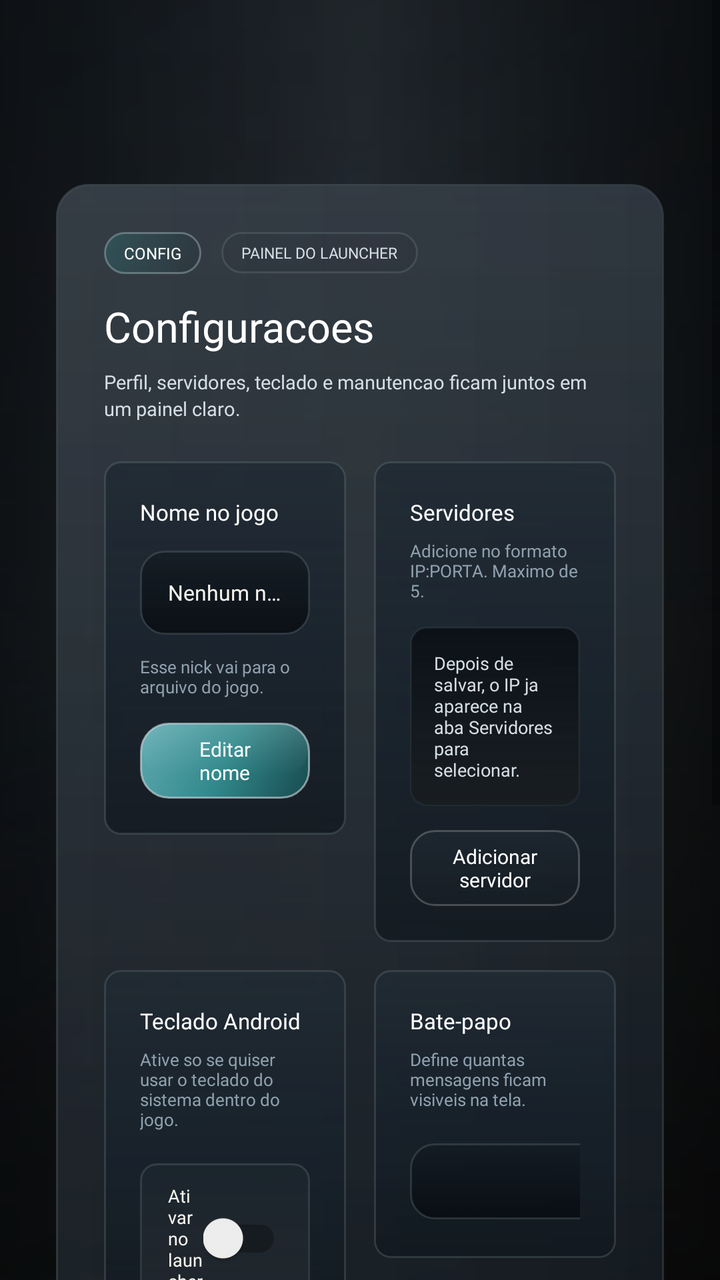
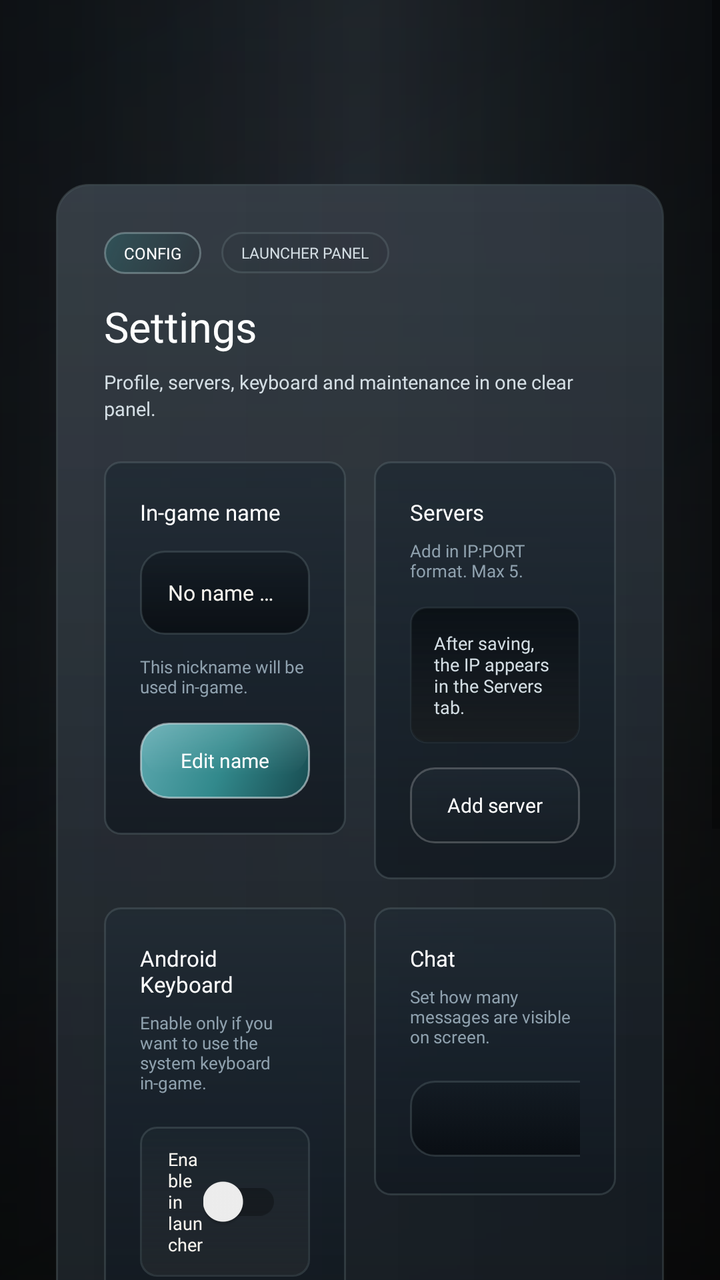

Screens rendered from an Android XML layout before and after an edit, with the pre-edit source and the edit as a unified diff.
<!-- AndroidManifest.xml: application theme Theme.AppCompat.Light.NoActionBar.FullScreen -->
<!-- res/layout/fragment_settings.xml -->
<?xml version="1.0" encoding="utf-8"?>
<FrameLayout xmlns:android="http://schemas.android.com/apk/res/android"
    android:layout_width="match_parent"
    android:layout_height="match_parent">

    <View
        android:layout_width="match_parent"
        android:layout_height="match_parent"
        android:background="@drawable/home_overlay" />

    <ScrollView
        android:layout_width="match_parent"
        android:layout_height="match_parent"
        android:fillViewport="true">

        <LinearLayout
            android:layout_width="match_parent"
            android:layout_height="wrap_content"
            android:gravity="center_horizontal"
            android:orientation="vertical"
            android:paddingStart="28dp"
            android:paddingTop="92dp"
            android:paddingEnd="28dp"
            android:paddingBottom="20dp">

            <LinearLayout
                android:layout_width="match_parent"
                android:layout_height="wrap_content"
                android:background="@drawable/home_panel_surface"
                android:orientation="vertical"
                android:padding="24dp">

                <LinearLayout
                    android:layout_width="match_parent"
                    android:layout_height="wrap_content"
                    android:gravity="center_vertical"
                    android:orientation="horizontal">

                    <TextView
                        android:layout_width="wrap_content"
                        android:layout_height="wrap_content"
                        android:background="@drawable/home_news_badge"
                        android:fontFamily="@font/montserrat_bold"
                        android:paddingStart="10dp"
                        android:paddingTop="5dp"
                        android:paddingEnd="10dp"
                        android:paddingBottom="5dp"
                        android:text="Config"
                        android:textAllCaps="true"
                        android:textColor="@android:color/white"
                        android:textSize="8sp" />

                    <TextView
                        android:layout_width="wrap_content"
                        android:layout_height="wrap_content"
                        android:layout_marginStart="10dp"
                        android:background="@drawable/launcher_badge_outline"
                        android:fontFamily="@font/montserrat_bold"
                        android:paddingStart="10dp"
                        android:paddingTop="5dp"
                        android:paddingEnd="10dp"
                        android:paddingBottom="5dp"
                        android:text="PAINEL DO LAUNCHER"
                        android:textAllCaps="true"
                        android:textColor="@color/launcher_text_secondary"
                        android:textSize="7.5sp" />
                </LinearLayout>

                <TextView
                    android:layout_width="wrap_content"
                    android:layout_height="wrap_content"
                    android:layout_marginTop="12dp"
                    android:fontFamily="@font/montserrat_black"
                    android:text="Configuracoes"
                    android:textColor="@android:color/white"
                    android:textSize="21sp" />

                <TextView
                    android:layout_width="wrap_content"
                    android:layout_height="wrap_content"
                    android:layout_marginTop="7dp"
                    android:maxWidth="720dp"
                    android:fontFamily="@font/montserrat_medium"
                    android:lineSpacingExtra="2dp"
                    android:text="Perfil, servidores, teclado e manutencao ficam juntos em um painel claro."
                    android:textColor="@color/launcher_text_secondary"
                    android:textSize="9.5sp" />

                <LinearLayout
                    android:layout_width="match_parent"
                    android:layout_height="wrap_content"
                    android:layout_marginTop="20dp"
                    android:orientation="horizontal">

                    <LinearLayout
                        android:layout_width="0dp"
                        android:layout_height="wrap_content"
                        android:layout_weight="1"
                        android:background="@drawable/home_server_card_surface"
                        android:gravity="top"
                        android:minHeight="156dp"
                        android:orientation="vertical"
                        android:padding="18dp">

                        <TextView
                            android:layout_width="wrap_content"
                            android:layout_height="wrap_content"
                            android:fontFamily="@font/montserrat_bold"
                            android:text="Nome no jogo"
                            android:textColor="@android:color/white"
                            android:textSize="11sp" />

                        <TextView
                            android:id="@+id/player_name_value"
                            android:layout_width="match_parent"
                            android:layout_height="42dp"
                            android:layout_marginTop="12dp"
                            android:background="@drawable/launcher_field_surface_dark"
                            android:ellipsize="end"
                            android:fontFamily="@font/montserrat_bold"
                            android:gravity="center_vertical"
                            android:maxLines="1"
                            android:paddingStart="14dp"
                            android:paddingEnd="14dp"
                            android:text="Nenhum nome definido"
                            android:textColor="@color/launcher_text_primary"
                            android:textSize="10.5sp" />

                        <TextView
                            android:layout_width="wrap_content"
                            android:layout_height="wrap_content"
                            android:layout_marginTop="10dp"
                            android:fontFamily="@font/montserrat_medium"
                            android:text="Esse nick vai para o arquivo do jogo."
                            android:textColor="@color/launcher_text_muted"
                            android:textSize="8.5sp" />

                        <TextView
                            android:id="@+id/button_edit_profile"
                            android:layout_width="wrap_content"
                            android:layout_height="38dp"
                            android:layout_marginTop="12dp"
                            android:background="@drawable/home_server_select_button"
                            android:fontFamily="@font/montserrat_bold"
                            android:gravity="center"
                            android:minWidth="126dp"
                            android:paddingStart="18dp"
                            android:paddingEnd="18dp"
                            android:text="Editar nome"
                            android:textColor="@android:color/white"
                            android:textSize="10sp" />
                    </LinearLayout>

                    <LinearLayout
                        android:layout_width="0dp"
                        android:layout_height="wrap_content"
                        android:layout_marginStart="14dp"
                        android:layout_weight="1"
                        android:background="@drawable/home_server_card_surface"
                        android:gravity="top"
                        android:minHeight="156dp"
                        android:orientation="vertical"
                        android:padding="18dp">

                        <TextView
                            android:layout_width="wrap_content"
                            android:layout_height="wrap_content"
                            android:fontFamily="@font/montserrat_bold"
                            android:text="Servidores"
                            android:textColor="@android:color/white"
                            android:textSize="11sp" />

                        <TextView
                            android:layout_width="wrap_content"
                            android:layout_height="wrap_content"
                            android:layout_marginTop="6dp"
                            android:fontFamily="@font/montserrat_medium"
                            android:text="Adicione no formato IP:PORTA. Maximo de 5."
                            android:textColor="@color/launcher_text_muted"
                            android:textSize="8.5sp" />

                        <TextView
                            android:layout_width="match_parent"
                            android:layout_height="wrap_content"
                            android:layout_marginTop="12dp"
                            android:background="@drawable/launcher_console_surface"
                            android:fontFamily="@font/montserrat_medium"
                            android:padding="12dp"
                            android:text="Depois de salvar, o IP ja aparece na aba Servidores para selecionar."
                            android:textColor="@color/launcher_text_secondary"
                            android:textSize="9sp" />

                        <TextView
                            android:id="@+id/button_add_server_shortcut"
                            android:layout_width="wrap_content"
                            android:layout_height="38dp"
                            android:layout_marginTop="12dp"
                            android:background="@drawable/home_action_secondary"
                            android:fontFamily="@font/montserrat_bold"
                            android:gravity="center"
                            android:minWidth="146dp"
                            android:paddingStart="18dp"
                            android:paddingEnd="18dp"
                            android:text="Adicionar servidor"
                            android:textColor="@android:color/white"
                            android:textSize="10sp" />
                    </LinearLayout>
                </LinearLayout>

                <LinearLayout
                    android:layout_width="match_parent"
                    android:layout_height="wrap_content"
                    android:layout_marginTop="14dp"
                    android:orientation="horizontal">

                    <LinearLayout
                        android:layout_width="0dp"
                        android:layout_height="wrap_content"
                        android:layout_weight="1"
                        android:background="@drawable/home_server_card_surface"
                        android:minHeight="144dp"
                        android:orientation="vertical"
                        android:padding="18dp">

                        <TextView
                            android:layout_width="wrap_content"
                            android:layout_height="wrap_content"
                            android:fontFamily="@font/montserrat_bold"
                            android:text="Teclado Android"
                            android:textColor="@android:color/white"
                            android:textSize="11sp" />

                        <TextView
                            android:layout_width="wrap_content"
                            android:layout_height="wrap_content"
                            android:layout_marginTop="6dp"
                            android:fontFamily="@font/montserrat_medium"
                            android:text="Ative so se quiser usar o teclado do sistema dentro do jogo."
                            android:textColor="@color/launcher_text_muted"
                            android:textSize="8.5sp" />

                        <LinearLayout
                            android:layout_width="match_parent"
                            android:layout_height="wrap_content"
                            android:layout_marginTop="16dp"
                            android:background="@drawable/launcher_stat_tile"
                            android:gravity="center_vertical"
                            android:orientation="horizontal"
                            android:paddingStart="14dp"
                            android:paddingTop="10dp"
                            android:paddingEnd="14dp"
                            android:paddingBottom="10dp">

                            <TextView
                                android:layout_width="0dp"
                                android:layout_height="wrap_content"
                                android:layout_weight="1"
                                android:fontFamily="@font/montserrat_bold"
                                android:text="Ativar no launcher"
                                android:textColor="@color/launcher_text_primary"
                                android:textSize="9sp" />

                            <androidx.appcompat.widget.SwitchCompat
                                android:id="@+id/keyboard_switch"
                                android:layout_width="wrap_content"
                                android:layout_height="wrap_content"
                                android:textOff=""
                                android:textOn="" />
                        </LinearLayout>
                    </LinearLayout>

                    <LinearLayout
                        android:layout_width="0dp"
                        android:layout_height="wrap_content"
                        android:layout_marginStart="14dp"
                        android:layout_weight="1"
                        android:background="@drawable/home_server_card_surface"
                        android:minHeight="144dp"
                        android:orientation="vertical"
                        android:padding="18dp">

                        <TextView
                            android:layout_width="wrap_content"
                            android:layout_height="wrap_content"
                            android:fontFamily="@font/montserrat_bold"
                            android:text="Bate-papo"
                            android:textColor="@android:color/white"
                            android:textSize="11sp" />

                        <TextView
                            android:layout_width="wrap_content"
                            android:layout_height="wrap_content"
                            android:layout_marginTop="6dp"
                            android:fontFamily="@font/montserrat_medium"
                            android:text="Define quantas mensagens ficam visiveis na tela."
                            android:textColor="@color/launcher_text_muted"
                            android:textSize="8.5sp" />

                        <Spinner
                            android:id="@+id/chat_count_select"
                            android:layout_width="136dp"
                            android:layout_height="38dp"
                            android:layout_marginTop="16dp"
                            android:background="@drawable/style_spinner" />
                    </LinearLayout>
                </LinearLayout>

                <LinearLayout
                    android:layout_width="match_parent"
                    android:layout_height="wrap_content"
                    android:layout_marginTop="14dp"
                    android:background="@drawable/home_server_card_surface"
                    android:minHeight="112dp"
                    android:orientation="vertical"
                    android:padding="18dp">

                    <TextView
                        android:layout_width="wrap_content"
                        android:layout_height="wrap_content"
                        android:fontFamily="@font/montserrat_bold"
                        android:text="VoIP"
                        android:textColor="@android:color/white"
                        android:textSize="11sp" />

                    <TextView
                        android:layout_width="wrap_content"
                        android:layout_height="wrap_content"
                        android:layout_marginTop="6dp"
                        android:fontFamily="@font/montserrat_medium"
                        android:text="Liga ou desliga o microfone/voice chat salvo no settings.ini."
                        android:textColor="@color/launcher_text_muted"
                        android:textSize="8.5sp" />

                    <LinearLayout
                        android:layout_width="match_parent"
                        android:layout_height="wrap_content"
                        android:layout_marginTop="14dp"
                        android:background="@drawable/launcher_stat_tile"
                        android:gravity="center_vertical"
                        android:orientation="horizontal"
                        android:paddingStart="14dp"
                        android:paddingTop="10dp"
                        android:paddingEnd="14dp"
                        android:paddingBottom="10dp">

                        <TextView
                            android:layout_width="0dp"
                            android:layout_height="wrap_content"
                            android:layout_weight="1"
                            android:fontFamily="@font/montserrat_bold"
                            android:text="Voice chat ativo"
                            android:textColor="@color/launcher_text_primary"
                            android:textSize="9sp" />

                        <androidx.appcompat.widget.SwitchCompat
                            android:id="@+id/voip_switch"
                            android:layout_width="wrap_content"
                            android:layout_height="wrap_content"
                            android:textOff=""
                            android:textOn="" />
                    </LinearLayout>
                </LinearLayout>

                <LinearLayout
                    android:layout_width="match_parent"
                    android:layout_height="wrap_content"
                    android:layout_marginTop="14dp"
                    android:background="@drawable/home_server_card_surface"
                    android:orientation="vertical"
                    android:padding="18dp">

                    <TextView
                        android:layout_width="wrap_content"
                        android:layout_height="wrap_content"
                        android:fontFamily="@font/montserrat_bold"
                        android:text="Manutencao"
                        android:textColor="@android:color/white"
                        android:textSize="11sp" />

                    <TextView
                        android:layout_width="wrap_content"
                        android:layout_height="wrap_content"
                        android:layout_marginTop="6dp"
                        android:maxWidth="620dp"
                        android:fontFamily="@font/montserrat_medium"
                        android:text="Reinicia o fluxo do launcher e baixa tudo de novo se precisar reabrir a base limpa."
                        android:textColor="@color/launcher_text_muted"
                        android:textSize="8.5sp" />

                    <TextView
                        android:id="@+id/button_reinstall"
                        android:layout_width="wrap_content"
                        android:layout_height="38dp"
                        android:layout_marginTop="14dp"
                        android:background="@drawable/home_action_secondary"
                        android:fontFamily="@font/montserrat_bold"
                        android:gravity="center"
                        android:minWidth="148dp"
                        android:paddingStart="18dp"
                        android:paddingEnd="18dp"
                        android:text="Reinstalar o jogo"
                        android:textColor="@android:color/white"
                        android:textSize="10sp" />
                </LinearLayout>
            </LinearLayout>
        </LinearLayout>
    </ScrollView>

</FrameLayout>
<!-- resources referenced by this layout -->
<resources>
  <color name="launcher_text_muted">#8FA1AE</color>
  <color name="launcher_text_primary">#F7F4EE</color>
  <color name="launcher_text_secondary">#D4DEE4</color>
  <!-- drawable home_action_secondary (drawable) -->
  <?xml version="1.0" encoding="utf-8"?>
  <shape xmlns:android="http://schemas.android.com/apk/res/android"
      android:shape="rectangle">
      <gradient
          android:angle="270"
          android:startColor="#2E344450"
          android:endColor="#151A222A" />
      <corners android:radius="12dp" />
      <stroke
          android:width="1dp"
          android:color="#36FFFFFF" />
  </shape>
  <!-- drawable home_news_badge (drawable) -->
  <?xml version="1.0" encoding="utf-8"?>
  <shape xmlns:android="http://schemas.android.com/apk/res/android"
      android:shape="rectangle">
      <gradient
          android:angle="315"
          android:startColor="#6C2D6F73"
          android:endColor="#33192325" />
      <corners android:radius="10dp" />
      <stroke
          android:width="1dp"
          android:color="#5DBBD4D5" />
  </shape>
  <!-- drawable home_server_card_surface (drawable) -->
  <?xml version="1.0" encoding="utf-8"?>
  <shape xmlns:android="http://schemas.android.com/apk/res/android"
      android:shape="rectangle">
      <gradient
          android:angle="270"
          android:startColor="@color/launcher_card_top"
          android:centerColor="#C816202A"
          android:endColor="@color/launcher_card_bottom" />
      <corners android:radius="8dp" />
      <stroke
          android:width="1dp"
          android:color="@color/launcher_border_soft" />
  </shape>
  <!-- drawable launcher_badge_outline (drawable) -->
  <?xml version="1.0" encoding="utf-8"?>
  <shape xmlns:android="http://schemas.android.com/apk/res/android"
      android:shape="rectangle">
      <gradient
          android:angle="0"
          android:startColor="#221D2931"
          android:endColor="#120D1218" />
      <corners android:radius="10dp" />
      <stroke
          android:width="1dp"
          android:color="@color/launcher_border_soft" />
  </shape>
  <!-- drawable launcher_field_surface_dark (drawable) -->
  <?xml version="1.0" encoding="utf-8"?>
  <shape xmlns:android="http://schemas.android.com/apk/res/android"
      android:shape="rectangle">
      <gradient
          android:angle="270"
          android:startColor="#C9121A22"
          android:endColor="#D2070B0F" />
      <corners android:radius="12dp" />
      <stroke
          android:width="1dp"
          android:color="@color/launcher_border_soft" />
  </shape>
  <style name="Theme.AppCompat.Light.NoActionBar.FullScreen" parent="@style/Theme.AppCompat.Light.NoActionBar">
          <item name="android:windowNoTitle">true</item>
          <item name="android:windowActionBar">false</item>
          <item name="android:windowFullscreen">true</item>
          <item name="android:windowContentOverlay">@null</item>
          <item name="android:windowLayoutInDisplayCutoutMode">shortEdges</item>
      </style>
  <color name="launcher_panel_top">#E71B242D</color>
  <color name="launcher_panel_bottom">#D00A0F14</color>
  <color name="launcher_border_soft">#42798A91</color>
  <color name="launcher_card_top">#DA202A33</color>
  <color name="launcher_card_bottom">#C010171E</color>
  <color name="launcher_accent_teal">#32898C</color>
  <color name="launcher_accent_teal_dark">#174A4F</color>
  <!-- unchanged entries left out for length: 7 -->
</resources>

<!-- the commit's change to res/layout/fragment_settings.xml (unified diff, before → after) -->
@@ -60,7 +60,7 @@
                         android:paddingTop="5dp"
                         android:paddingEnd="10dp"
                         android:paddingBottom="5dp"
-                        android:text="PAINEL DO LAUNCHER"
+                        android:text="LAUNCHER PANEL"
                         android:textAllCaps="true"
                         android:textColor="@color/launcher_text_secondary"
                         android:textSize="7.5sp" />
@@ -71,7 +71,7 @@
                     android:layout_height="wrap_content"
                     android:layout_marginTop="12dp"
                     android:fontFamily="@font/montserrat_black"
-                    android:text="Configuracoes"
+                    android:text="Settings"
                     android:textColor="@android:color/white"
                     android:textSize="21sp" />
 
@@ -82,7 +82,7 @@
                     android:maxWidth="720dp"
                     android:fontFamily="@font/montserrat_medium"
                     android:lineSpacingExtra="2dp"
-                    android:text="Perfil, servidores, teclado e manutencao ficam juntos em um painel claro."
+                    android:text="Profile, servers, keyboard and maintenance in one clear panel."
                     android:textColor="@color/launcher_text_secondary"
                     android:textSize="9.5sp" />
 
@@ -106,7 +106,7 @@
                             android:layout_width="wrap_content"
                             android:layout_height="wrap_content"
                             android:fontFamily="@font/montserrat_bold"
-                            android:text="Nome no jogo"
+                            android:text="In-game name"
                             android:textColor="@android:color/white"
                             android:textSize="11sp" />
 
@@ -122,7 +122,7 @@
                             android:maxLines="1"
                             android:paddingStart="14dp"
                             android:paddingEnd="14dp"
-                            android:text="Nenhum nome definido"
+                            android:text="No name defined"
                             android:textColor="@color/launcher_text_primary"
                             android:textSize="10.5sp" />
 
@@ -131,7 +131,7 @@
                             android:layout_height="wrap_content"
                             android:layout_marginTop="10dp"
                             android:fontFamily="@font/montserrat_medium"
-                            android:text="Esse nick vai para o arquivo do jogo."
+                            android:text="This nickname will be used in-game."
                             android:textColor="@color/launcher_text_muted"
                             android:textSize="8.5sp" />
 
@@ -146,7 +146,7 @@
                             android:minWidth="126dp"
                             android:paddingStart="18dp"
                             android:paddingEnd="18dp"
-                            android:text="Editar nome"
+                            android:text="Edit name"
                             android:textColor="@android:color/white"
                             android:textSize="10sp" />
                     </LinearLayout>
@@ -166,7 +166,7 @@
                             android:layout_width="wrap_content"
                             android:layout_height="wrap_content"
                             android:fontFamily="@font/montserrat_bold"
-                            android:text="Servidores"
+                            android:text="Servers"
                             android:textColor="@android:color/white"
                             android:textSize="11sp" />
 
@@ -175,7 +175,7 @@
                             android:layout_height="wrap_content"
                             android:layout_marginTop="6dp"
                             android:fontFamily="@font/montserrat_medium"
-                            android:text="Adicione no formato IP:PORTA. Maximo de 5."
+                            android:text="Add in IP:PORT format. Max 5."
                             android:textColor="@color/launcher_text_muted"
                             android:textSize="8.5sp" />
 
@@ -186,7 +186,7 @@
                             android:background="@drawable/launcher_console_surface"
                             android:fontFamily="@font/montserrat_medium"
                             android:padding="12dp"
-                            android:text="Depois de salvar, o IP ja aparece na aba Servidores para selecionar."
+                            android:text="After saving, the IP appears in the Servers tab."
                             android:textColor="@color/launcher_text_secondary"
                             android:textSize="9sp" />
 
@@ -201,7 +201,7 @@
                             android:minWidth="146dp"
                             android:paddingStart="18dp"
                             android:paddingEnd="18dp"
-                            android:text="Adicionar servidor"
+                            android:text="Add server"
                             android:textColor="@android:color/white"
                             android:textSize="10sp" />
                     </LinearLayout>
@@ -226,7 +226,7 @@
                             android:layout_width="wrap_content"
                             android:layout_height="wrap_content"
                             android:fontFamily="@font/montserrat_bold"
-                            android:text="Teclado Android"
+                            android:text="Android Keyboard"
                             android:textColor="@android:color/white"
                             android:textSize="11sp" />
 
@@ -235,7 +235,7 @@
                             android:layout_height="wrap_content"
                             android:layout_marginTop="6dp"
                             android:fontFamily="@font/montserrat_medium"
-                            android:text="Ative so se quiser usar o teclado do sistema dentro do jogo."
+                            android:text="Enable only if you want to use the system keyboard in-game."
                             android:textColor="@color/launcher_text_muted"
                             android:textSize="8.5sp" />
 
@@ -256,7 +256,7 @@
                                 android:layout_height="wrap_content"
                                 android:layout_weight="1"
                                 android:fontFamily="@font/montserrat_bold"
-                                android:text="Ativar no launcher"
+                                android:text="Enable in launcher"
                                 android:textColor="@color/launcher_text_primary"
                                 android:textSize="9sp" />
 
@@ -283,7 +283,7 @@
                             android:layout_width="wrap_content"
                             android:layout_height="wrap_content"
                             android:fontFamily="@font/montserrat_bold"
-                            android:text="Bate-papo"
+                            android:text="Chat"
                             android:textColor="@android:color/white"
                             android:textSize="11sp" />
 
@@ -292,7 +292,7 @@
                             android:layout_height="wrap_content"
                             android:layout_marginTop="6dp"
                             android:fontFamily="@font/montserrat_medium"
-                            android:text="Define quantas mensagens ficam visiveis na tela."
+                            android:text="Set how many messages are visible on screen."
                             android:textColor="@color/launcher_text_muted"
                             android:textSize="8.5sp" />
 
@@ -327,7 +327,7 @@
                         android:layout_height="wrap_content"
                         android:layout_marginTop="6dp"
                         android:fontFamily="@font/montserrat_medium"
-                        android:text="Liga ou desliga o microfone/voice chat salvo no settings.ini."
+                        android:text="Toggle microphone/voice chat saved in settings.ini."
                         android:textColor="@color/launcher_text_muted"
                         android:textSize="8.5sp" />
 
@@ -348,7 +348,7 @@
                             android:layout_height="wrap_content"
                             android:layout_weight="1"
                             android:fontFamily="@font/montserrat_bold"
-                            android:text="Voice chat ativo"
+                            android:text="Voice chat enabled"
                             android:textColor="@color/launcher_text_primary"
                             android:textSize="9sp" />
 
@@ -373,7 +373,7 @@
                         android:layout_width="wrap_content"
                         android:layout_height="wrap_content"
                         android:fontFamily="@font/montserrat_bold"
-                        android:text="Manutencao"
+                        android:text="Maintenance"
                         android:textColor="@android:color/white"
                         android:textSize="11sp" />
 
@@ -383,7 +383,7 @@
                         android:layout_marginTop="6dp"
                         android:maxWidth="620dp"
                         android:fontFamily="@font/montserrat_medium"
-                        android:text="Reinicia o fluxo do launcher e baixa tudo de novo se precisar reabrir a base limpa."
+                        android:text="Restart the launcher flow and re-download everything if needed."
                         android:textColor="@color/launcher_text_muted"
                         android:textSize="8.5sp" />
 
@@ -398,7 +398,7 @@
                         android:minWidth="148dp"
                         android:paddingStart="18dp"
                         android:paddingEnd="18dp"
-                        android:text="Reinstalar o jogo"
+                        android:text="Reinstall game"
                         android:textColor="@android:color/white"
                         android:textSize="10sp" />
                 </LinearLayout>
